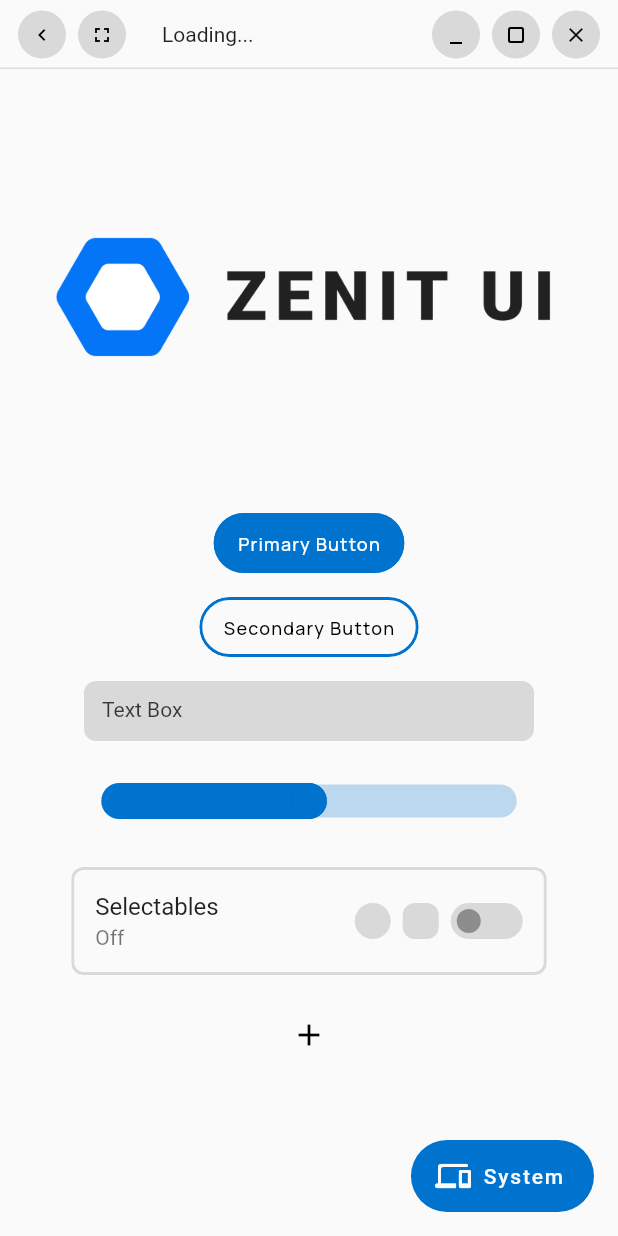
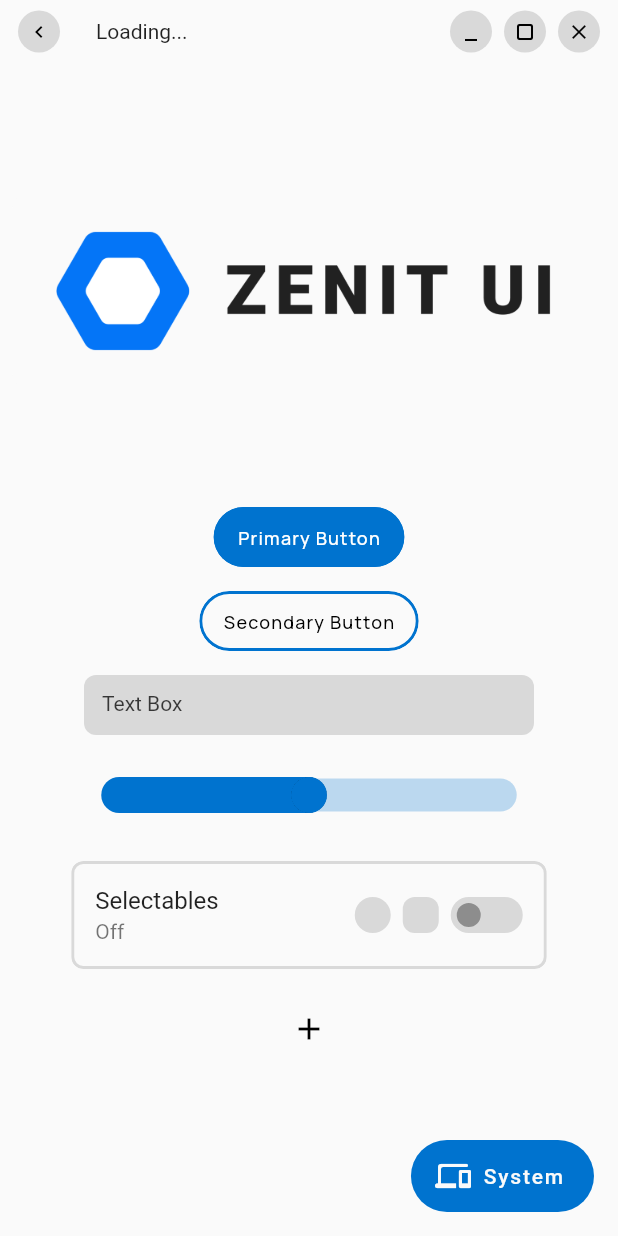
Before and after one commit to dahliaOS/zenit_ui, a Flutter app: the screen it shows after launch, after a tap on "Welcome", on a phone screen of 412 x 824 dp. Run offline on Flutter 3.47's test engine with Material 2 defaults, Android fonts, the phone set to English and light mode, and no system bars; our stand-ins replace gap, google_fonts; missing offline and left inert: window_manager; statements that could not run were skipped.

Commit message:
Switch from a flutter window frame to handy_window change default tick animator values add tick animator to switch

```diff
--- a/example/lib/main.dart
+++ b/example/lib/main.dart
@@ -1,5 +1,3 @@
-import 'dart:io';
-
 import 'package:flutter/foundation.dart';
 import 'package:zenit_ui/zenit_ui.dart';
 import 'package:zenit_ui_example/pages.dart';
@@ -8,18 +6,8 @@ import 'package:zenit_ui_example/theme/theme.dart';
 void main() async {
   // Check for repainting
   //debugRepaintRainbowEnabled = true;
-  if (!kIsWeb && !Platform.isAndroid) {
-    await ZenitWindow.initialize(
-      options: const WindowOptions(
-        size: Size(800, 600),
-        backgroundColor: Colors.transparent,
-        skipTaskbar: false,
-        titleBarStyle: TitleBarStyle.hidden,
-        minimumSize: Size(240, 120),
-        title: "Zenit UI Example",
-      ),
-    );
-  }
+  await ZenitWindow.initialize();
+
   runApp(const MyApp());
 }
 
@@ -35,15 +23,14 @@ class _MyAppState extends State<MyApp> {
   Set<ThemeMode> themeModes = {ThemeMode.system, ThemeMode.light, ThemeMode.dark};
   @override
   Widget build(BuildContext context) {
-    final virtualWindowFrameBuilder = ZenitWindowFrameInit();
     return MaterialApp(
       debugShowCheckedModeBanner: false,
       themeMode: themeModes.elementAt(themeMode),
       theme: lightTheme,
       darkTheme: darkTheme,
-      builder: (context, child) {
-        return SafeArea(child: virtualWindowFrameBuilder(context, child));
-      },
+      /* builder: (context, child) {
+        return SafeArea(child: zenitWindowFrameBuilder(context, child));
+      }, */
       home: ZenitNavigationLayout(
         appBar: kIsWeb ? null : const ZenitWindowTitlebar(),
         length: examplePages.length,
--- a/lib/src/base/tick_animator.dart
+++ b/lib/src/base/tick_animator.dart
@@ -14,7 +14,7 @@ class TickAnimator extends StatefulWidget {
     required this.child,
     this.borderRadius,
     this.duration = kDefaultAnimationDuration,
-    this.multiplier = 0.8,
+    this.multiplier = 0.95,
   }) : assert(multiplier > 0 && multiplier < 1);
 
   @override
--- a/lib/src/components/switch/switch.dart
+++ b/lib/src/components/switch/switch.dart
@@ -1,5 +1,6 @@
 //Credits: @HrX03 - for the base (which was slightly altered)
 
+import 'package:zenit_ui/src/base/tick_animator.dart';
 import 'package:zenit_ui/zenit_ui.dart';
 
 class ZenitSwitch extends StatefulWidget {
@@ -55,10 +56,12 @@ class _ZenitSwitchState extends State<ZenitSwitch> with TickerProviderStateMixin
 
     return MouseRegion(
       cursor: SystemMouseCursors.click,
-      child: GestureDetector(
-        onTap: () {
+      child: TickAnimator(
+        borderRadius: BorderRadius.circular(24),
+        onPressed: () {
           widget.onChanged?.call(!widget.value);
         },
+        child: GestureDetector(
           onHorizontalDragUpdate: (details) {
             _positionController.value += details.primaryDelta! / 48;
           },
@@ -96,6 +99,7 @@ class _ZenitSwitchState extends State<ZenitSwitch> with TickerProviderStateMixin
             ),
           ),
         ),
+      ),
     );
   }
 }
--- a/lib/src/layout/window/zenit_titlebar.dart
+++ b/lib/src/layout/window/zenit_titlebar.dart
@@ -9,7 +9,7 @@ class ZenitWindowTitlebar extends StatefulWidget with PreferredSizeWidget {
   State<ZenitWindowTitlebar> createState() => _ZenitWindowTitlebarState();
 
   @override
-  Size get preferredSize => const Size.fromHeight(46);
+  Size get preferredSize => const Size.fromHeight(42);
 }
 
 class _ZenitWindowTitlebarState extends State<ZenitWindowTitlebar> with WindowListener {
@@ -27,7 +27,7 @@ class _ZenitWindowTitlebarState extends State<ZenitWindowTitlebar> with WindowLi
 
   @override
   Widget build(BuildContext context) {
-    final navigator = Navigator.of(context);
+    final navigator = Navigator.maybeOf(context);
     return SizedBox.fromSize(
       size: widget.preferredSize,
       child: Stack(
@@ -40,7 +40,7 @@ class _ZenitWindowTitlebarState extends State<ZenitWindowTitlebar> with WindowLi
     );
   }
 
-  Padding _buildForeground(NavigatorState navigator, BuildContext context) {
+  Padding _buildForeground(NavigatorState? navigator, BuildContext context) {
     return Padding(
       padding: const EdgeInsets.symmetric(horizontal: 8.0),
       child: Row(
@@ -48,12 +48,7 @@ class _ZenitWindowTitlebarState extends State<ZenitWindowTitlebar> with WindowLi
           const Gap(4),
           ZenitWindowControl(
             icon: Icons.chevron_left,
-            onPressed: () => navigator.maybePop(context),
-          ),
-          const Gap(8),
-          ZenitWindowControl(
-            icon: Icons.fullscreen,
-            onPressed: () async => ZenitWindow.toggleFullscreen(),
+            onPressed: () => navigator?.maybePop(context),
           ),
           const Gap(24),
           IgnorePointer(
@@ -82,12 +77,6 @@ class _ZenitWindowTitlebarState extends State<ZenitWindowTitlebar> with WindowLi
         child: DecoratedBox(
           decoration: BoxDecoration(
             color: ZenitTheme.of(context).backgroundColor,
-            border: Border(
-              bottom: Divider.createBorderSide(
-                context,
-                width: 1,
-              ),
-            ),
           ),
         ),
       ),
--- a/lib/src/layout/window/zenit_window.dart
+++ b/lib/src/layout/window/zenit_window.dart
@@ -1,3 +1,4 @@
+import 'package:flutter/foundation.dart';
 import 'package:window_manager/window_manager.dart';
 import 'package:zenit_ui/zenit_ui.dart';
 
@@ -5,20 +6,16 @@ export 'package:window_manager/src/widgets/virtual_window_frame.dart';
 export 'package:window_manager/src/window_listener.dart';
 export 'package:window_manager/window_manager.dart' show WindowOptions, TitleBarStyle;
 export 'package:zenit_ui/src/layout/window/zenit_titlebar.dart';
-export 'package:zenit_ui/src/layout/window/zenit_window_frame.dart';
 
 class ZenitWindow {
   WindowOptions? options;
 
-  static Future<void> initialize({WindowOptions? options}) async {
+  static Future<void> initialize() async {
     WidgetsFlutterBinding.ensureInitialized();
-    await windowManager.ensureInitialized();
-
-    windowManager.waitUntilReadyToShow(options, () async {
-      await windowManager.show();
-      await windowManager.focus();
-      if (options?.titleBarStyle == TitleBarStyle.hidden) await windowManager.setAsFrameless();
-    });
+    if (!kIsWeb) {
+      await windowManager.ensureInitialized();
+      await windowManager.setTitleBarStyle(TitleBarStyle.hidden);
+    }
   }
 
   /// Closes the window.
@@ -51,12 +48,6 @@ class ZenitWindow {
   /// Sets the window to be fullscreen.
   static Future<void> setFullscreen(bool isFullScreen) async => windowManager.setFullScreen(isFullScreen);
 
-  /// Returns true of the window is in fullscreen mode.
-  static Future<bool> isFullscreen() async => windowManager.isFullScreen();
-
-  /// Sets the window to be fullscreen.
-  static Future<void> toggleFullscreen() async => windowManager.setFullScreen(!await isFullscreen());
-
   /// Resizes and moves the window to the supplied bounds.
   static Future<void> setBounds(Rect bounds) async => windowManager.setBounds(bounds);
 
--- a/lib/src/layout/window/zenit_window_control.dart
+++ b/lib/src/layout/window/zenit_window_control.dart
@@ -1,7 +1,7 @@
 import 'package:zenit_ui/zenit_ui.dart';
 
 const _kWindowControlHoverOpacity = 0.2;
-const _kWindowControlSize = 32.0;
+const _kWindowControlSize = 28.0;
 const _kWindowControlIconSize = 16.0;
 
 class ZenitWindowControl extends StatefulWidget {
--- a/lib/src/layout/window/zenit_window_frame.dart
+++ /dev/null
@@ -1,147 +0,0 @@
-import 'dart:io';
-
-import 'package:flutter/foundation.dart';
-import 'package:flutter/material.dart';
-import 'package:window_manager/window_manager.dart';
-
-final _kIsLinux = !kIsWeb && Platform.isLinux;
-final _kIsWindows = !kIsWeb && Platform.isWindows;
-
-double get kZenitWindowFrameMargin => _kIsLinux ? 12.0 : 0;
-
-class ZenitWindowFrame extends StatefulWidget {
-  /// The [child] contained by the ZenitWindowFrame.
-  final Widget child;
-
-  const ZenitWindowFrame({
-    super.key,
-    required this.child,
-  });
-
-  @override
-  State<StatefulWidget> createState() => _ZenitWindowFrameState();
-}
-
-class _ZenitWindowFrameState extends State<ZenitWindowFrame> with WindowListener {
-  bool _isFocused = true;
-  bool _isMaximized = false;
-  bool _isFullScreen = false;
-
-  @override
-  void initState() {
-    windowManager.addListener(this);
-    super.initState();
-  }
-
-  @override
-  void dispose() {
-    windowManager.removeListener(this);
-    super.dispose();
-  }
-
-  Widget _buildZenitWindowFrame(BuildContext context) {
-    return Container(
-      margin: (_isMaximized || _isFullScreen) ? EdgeInsets.zero : EdgeInsets.all(kZenitWindowFrameMargin),
-      decoration: BoxDecoration(
-        color: Colors.transparent,
-        border: Border.all(
-          color: Theme.of(context).dividerColor,
-          width: (_isMaximized || _isFullScreen) ? 0 : 1,
-        ),
-        borderRadius: BorderRadius.circular(
-          (_isMaximized || _isFullScreen) ? 0 : 12,
-        ),
-        boxShadow: <BoxShadow>[
-          if (!_isMaximized && !_isFullScreen)
-            BoxShadow(
-              color: Colors.black.withOpacity(0.1),
-              offset: Offset(0.0, _isFocused ? 4 : 2),
-              blurRadius: 6,
-            ),
-        ],
-      ),
-      child: ClipRRect(
-        borderRadius: BorderRadius.circular(
-          (_isMaximized || _isFullScreen) ? 0 : 12,
-        ),
-        child: widget.child,
-      ),
-    );
-  }
-
-  @override
-  Widget build(BuildContext context) {
-    if (_kIsLinux) {
-      return DragToResizeArea(
-        resizeEdgeMargin:
-            (_isMaximized || _isFullScreen) ? EdgeInsets.zero : EdgeInsets.all(kZenitWindowFrameMargin * 0.6),
-        enableResizeEdges: (_isMaximized || _isFullScreen) ? [] : null,
-        child: _buildZenitWindowFrame(context),
-      );
-    } else if (_kIsWindows) {
-      return DragToResizeArea(
-        enableResizeEdges: (_isMaximized || _isFullScreen)
-            ? []
-            : [
-                ResizeEdge.topLeft,
-                ResizeEdge.top,
-                ResizeEdge.topRight,
-              ],
-        child: widget.child,
-      );
-    }
-
-    return widget.child;
-  }
-
-  @override
-  void onWindowFocus() {
-    setState(() {
-      _isFocused = true;
-    });
-  }
-
-  @override
-  void onWindowBlur() {
-    setState(() {
-      _isFocused = false;
-    });
-  }
-
-  @override
-  void onWindowMaximize() {
-    setState(() {
-      _isMaximized = true;
-    });
-  }
-
-  @override
-  void onWindowUnmaximize() {
-    setState(() {
-      _isMaximized = false;
-    });
-  }
-
-  @override
-  void onWindowEnterFullScreen() {
-    setState(() {
-      _isFullScreen = true;
-    });
-  }
-
-  @override
-  void onWindowLeaveFullScreen() {
-    setState(() {
-      _isFullScreen = false;
-    });
-  }
-}
-
-// ignore: non_constant_identifier_names
-TransitionBuilder ZenitWindowFrameInit() {
-  return (_, Widget? child) {
-    return ZenitWindowFrame(
-      child: child!,
-    );
-  };
-}
--- a/pubspec.yaml
+++ b/pubspec.yaml
@@ -13,7 +13,9 @@ dependencies:
     sdk: flutter
   gap: ^2.0.1
   google_fonts: ">=2.3.2 <4.0.0"
-  window_manager: ^0.2.8
+  window_manager:
+    git: https://github.com/leanflutter/window_manager.git
+  handy_window: ^0.1.9
 
 dev_dependencies:
   dahlia_lint:
```
Also changed, not shown: lib/src/layout/layout_page/constraints/zenit_landscape_layout.dart (+0 -13 lines), example/pubspec.lock, pubspec.lock, 4 other files. Lines whose indentation alone changed are shown as unchanged.
